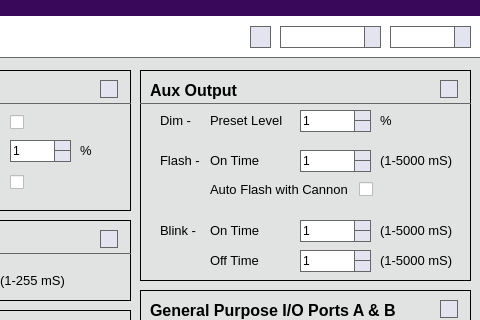
Above: mainwindow.ui from OpenPanzerProject/OP-Config before the change; both pictures show x 401 to 881 and y 82 to 402 of the 1045 by 813 pixel window. Below: the same form after it.
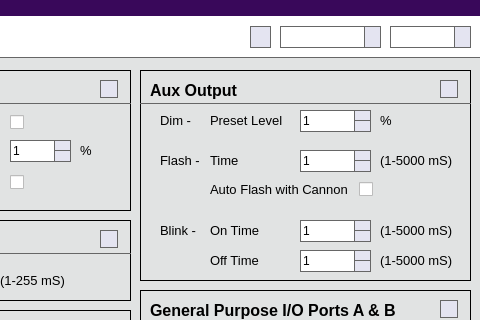
That is the form after the change. The open tabs and pages were chosen to show the change. Icons and pictures are not drawn. Custom widgets are drawn as their Qt base class.

The edit to the form file:
```diff
--- a/mainwindow.ui
+++ b/mainwindow.ui
@@ -6911,7 +6911,7 @@
                   </font>
                  </property>
                  <property name="text">
-                  <string>On Time</string>
+                  <string>Time</string>
                  </property>
                 </widget>
                 <widget class="QLabel" name="label_125">
```
Left out of the diff: 3 changed lines with no effect on the pictures.
